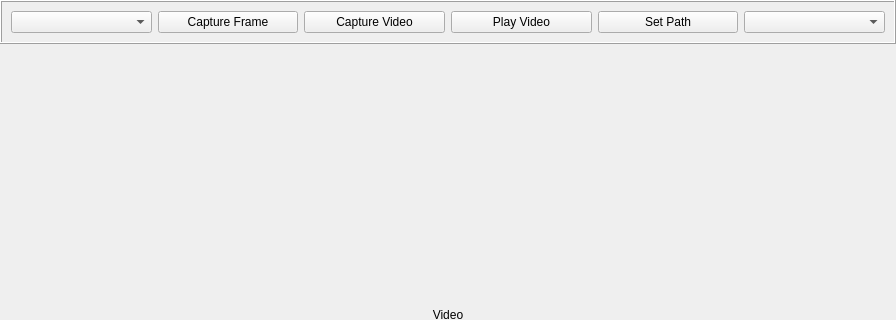
Qt form mainwindow.ui (Nachos-mic/Aplikacja_Strumienie_Wideo) before a commit; both pictures show x 0 to 896 and y 0 to 320 of the 896 by 586 pixel window.
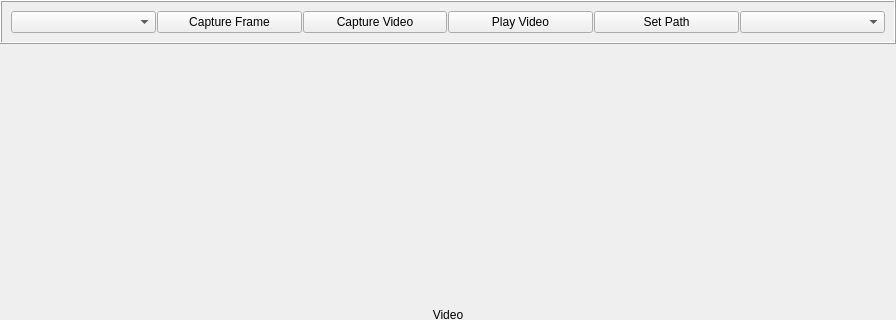
The same form after that commit.

```diff
--- a/mainwindow.ui
+++ b/mainwindow.ui
@@ -45,6 +45,9 @@
        </sizepolicy>
       </property>
       <layout class="QHBoxLayout" name="horizontalLayout">
+       <property name="spacing">
+        <number>1</number>
+       </property>
        <item>
         <widget class="QComboBox" name="cameraComboBox"/>
        </item>
```
Left out of the diff: 12 changed lines with no effect on the pictures.
